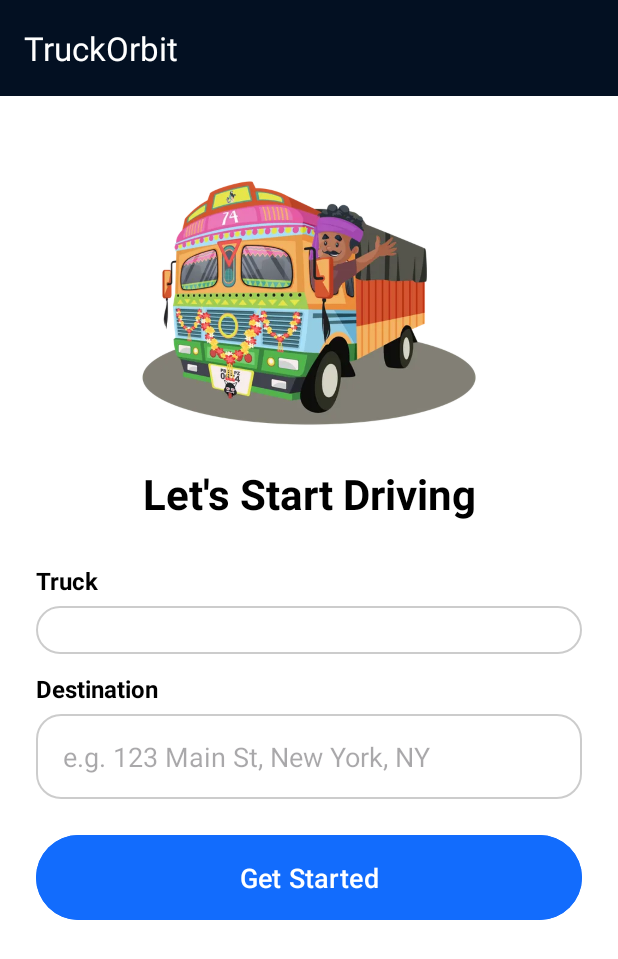
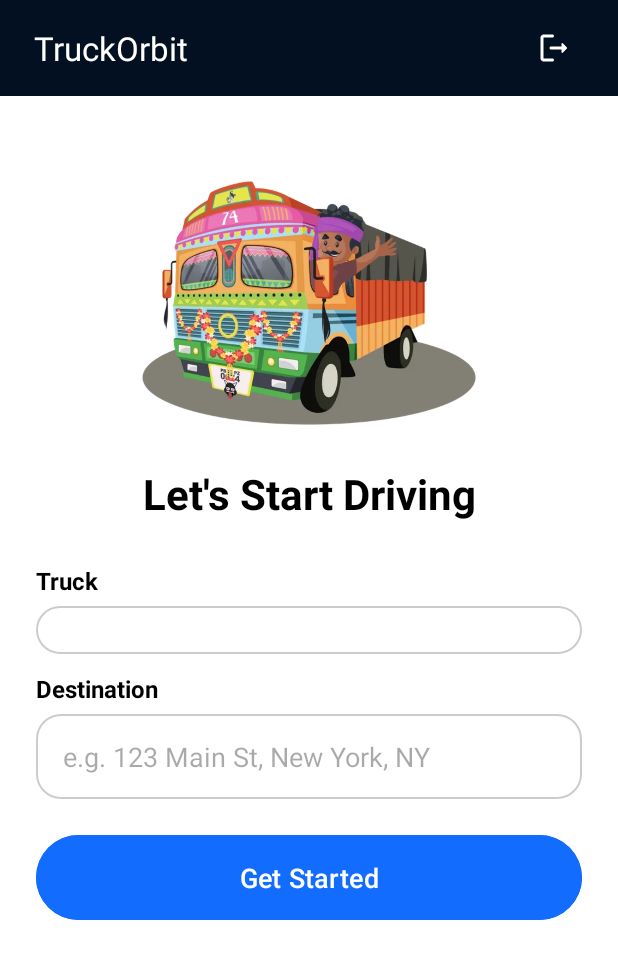
Before and after one commit to Mahmud0808/TruckOrbit, an Android app: the fragment HomeFragment placed in its activity, on a phone screen of 412 x 824 dp. Shown: the top 959 px of the screen. Run offline under Robolectric (Android 15) with nearby library versions, the phone set to English and light mode, and no system bars; our stand-ins replace Firebase (no records; nobody signed in at launch, a user with empty details on screens opened directly); plain views replace CircularProgressButton; 1 statement that could not run was skipped.

Commit message:
Fix driver logout option and button revert animation

```diff
--- a/app/src/main/java/com/immon/truckorbit/ui/fragments/driver/HomeFragment.kt
+++ b/app/src/main/java/com/immon/truckorbit/ui/fragments/driver/HomeFragment.kt
@@ -24,6 +24,7 @@ import com.immon.truckorbit.databinding.FragmentHomeBinding
 import com.immon.truckorbit.ui.activities.MainActivity.Companion.replaceFragment
 import com.immon.truckorbit.ui.fragments.LandingFragment
 import com.immon.truckorbit.ui.fragments.base.BaseFragment
+import com.immon.truckorbit.utils.setTitle
 
 @Suppress("DEPRECATION")
 class HomeFragment : BaseFragment() {
@@ -50,6 +51,8 @@ class HomeFragment : BaseFragment() {
         binding = FragmentHomeBinding.inflate(inflater, container, false)
 
         setHasOptionsMenu(true)
+
+        binding.header.toolbar.setTitle(requireContext(), R.string.app_name, false)
 
         fetchTrucks { truckList ->
             val truckNames = truckList.map { it.truckName }
@@ -106,6 +109,7 @@ class HomeFragment : BaseFragment() {
                 "Please select a truck first",
                 Toast.LENGTH_SHORT
             ).show()
+            binding.btnGetStarted.revertAnimation()
             return
         }
 
@@ -115,6 +119,7 @@ class HomeFragment : BaseFragment() {
                 "Please enter a destination",
                 Toast.LENGTH_SHORT
             ).show()
+            binding.btnGetStarted.revertAnimation()
             return
         }
 
--- a/app/src/main/res/layout/fragment_home.xml
+++ b/app/src/main/res/layout/fragment_home.xml
@@ -4,18 +4,14 @@
     xmlns:tools="http://schemas.android.com/tools"
     android:layout_width="match_parent"
     android:layout_height="match_parent"
-    android:fitsSystemWindows="true"
     tools:context=".ui.fragments.driver.HomeFragment">
 
     <LinearLayout
         android:layout_width="match_parent"
         android:layout_height="match_parent"
-        android:clipChildren="false"
-        android:clipToPadding="false"
         android:orientation="vertical"
         android:padding="24dp"
-        app:layout_behavior="@string/appbar_scrolling_view_behavior"
-        tools:ignore="UselessParent">
+        app:layout_behavior="@string/appbar_scrolling_view_behavior">
 
         <ImageView
             android:layout_width="match_parent"
--- a/app/src/main/res/menu/top_corner_menu_driver_home.xml
+++ b/app/src/main/res/menu/top_corner_menu_driver_home.xml
@@ -6,5 +6,5 @@
         android:enabled="true"
         android:icon="@drawable/ic_logout"
         android:title="Log Out"
-        app:showAsAction="ifRoom" />
+        app:showAsAction="always" />
 </menu>
```
